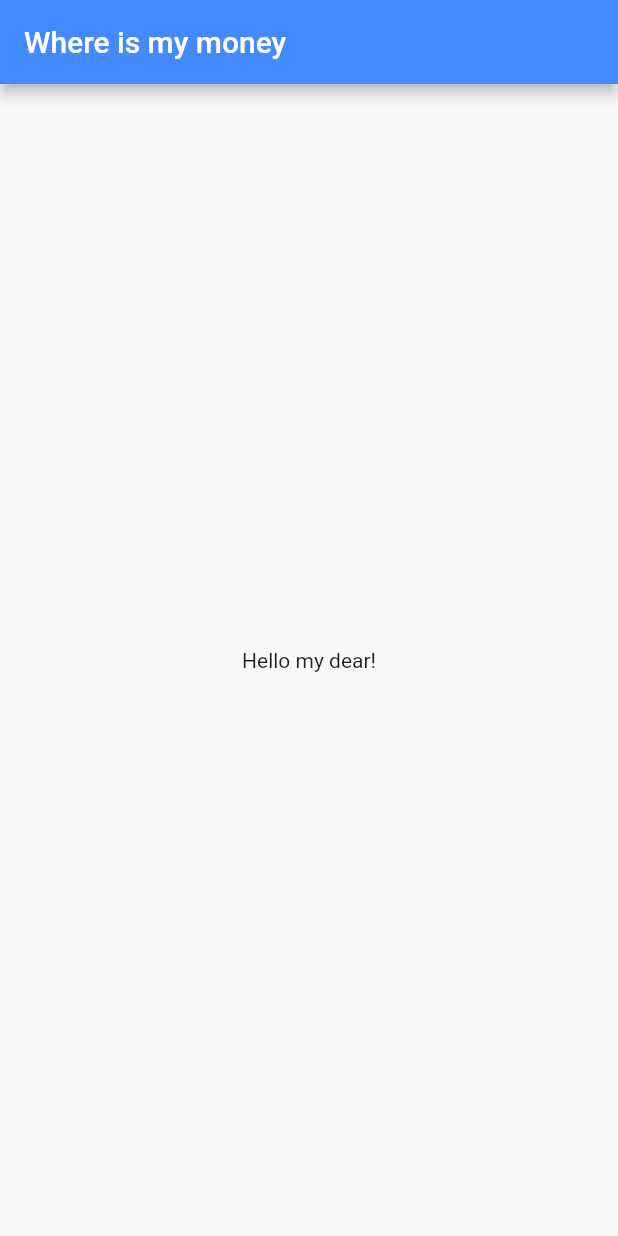
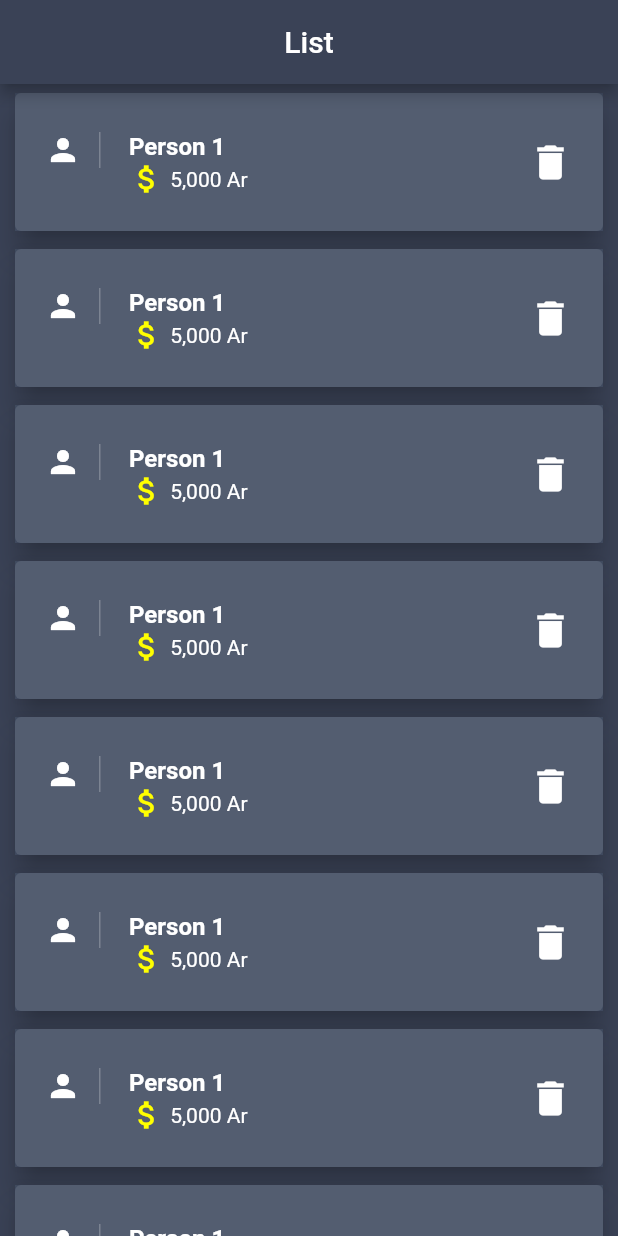
Before and after one commit to tefy-lucky/where_is_my_money, a Flutter app: the screen it shows after launch, on a phone screen of 412 x 824 dp. Run offline on Flutter 3.47's test engine with Material 2 defaults, Android fonts, the phone set to English and light mode, and no system bars; our stand-ins replace sqflite; accounts and stored records are empty.

Commit message:
still working on UI

```diff
--- a/lib/main.dart
+++ b/lib/main.dart
@@ -1,4 +1,5 @@
 import 'package:flutter/material.dart';
+import 'package:where_is_my_money/ui/listview_bros.dart';
 
 void main() => runApp(MyApp());
 
@@ -6,13 +7,14 @@ class MyApp extends StatelessWidget {
   @override
   Widget build(BuildContext context) {
     return MaterialApp(
-      theme: ThemeData(primaryColor: Colors.blueAccent),
-      home: Scaffold(
-        appBar: AppBar(title: Text("Where is my money"),),
-        body: Center(
-          child: Text("Hello my dear!"),
-        ),
-      ),
+//      theme: ThemeData(primaryColor: Colors.blueAccent),
+//      home: Scaffold(
+//        appBar: AppBar(title: Text("Where is my money"),),
+//        body: Center(
+//          child: Text("Hello my dear!"),
+//        ),
+//      ),
+      home: ListViewBros(),
     );
   }
 }
--- a/lib/ui/bro_screen.dart
+++ b/lib/ui/bro_screen.dart
@@ -22,7 +22,7 @@ class _BroScreenState extends State<BroScreen> {
     super.initState();
 
     _nameController = new TextEditingController(text: widget.bro.name);
-    _amountController = new TextEditingController(text: widget.bro.amount);
+    // _amountController = new TextEditingController(text: widget.bro.amount);
   }
 
   @override
--- /dev/null
+++ b/lib/ui/listview_bros.dart
@@ -0,0 +1,57 @@
+import 'package:flutter/material.dart';
+
+class ListViewBros extends StatelessWidget {
+  @override
+  Widget build(BuildContext context) {
+    return new MaterialApp(
+      title: 'Where is my money',
+      theme: new ThemeData(primaryColor: Color.fromRGBO(58, 66, 86, 1.0)),
+      home: Scaffold(
+        backgroundColor: Color.fromRGBO(58, 66, 86, 1.0),
+        appBar: AppBar(
+          title: Text('List'),
+          centerTitle: true,
+        ),
+        body: Container(
+          child: ListView.builder(
+            scrollDirection: Axis.vertical,
+            shrinkWrap: true,
+            itemCount: 10,
+            itemBuilder: (BuildContext context, int index) {
+              return Card(
+                elevation: 8.0,
+                margin: new EdgeInsets.symmetric(horizontal: 10.0, vertical: 6.0),
+                child: Container(
+                  decoration: BoxDecoration(color: Color.fromRGBO(64, 75, 96, .9)),
+                  child: ListTile(
+                    contentPadding: EdgeInsets.symmetric(horizontal: 20.0, vertical: 10.0),
+                    leading: Container(
+                      padding: EdgeInsets.only(right: 12.0),
+                      decoration: new BoxDecoration(
+                        border: new Border(
+                          right: new BorderSide(width: 1.0, color: Colors.white24)
+                        )
+                      ),
+                      child: Icon(Icons.person, color: Colors.white),
+                    ),
+                    title: Text(
+                      "Person 1",
+                      style: TextStyle(color: Colors.white, fontWeight: FontWeight.bold),
+                    ),
+                    subtitle: Row(
+                      children: <Widget>[
+                        Icon(Icons.attach_money, color: Colors.yellowAccent),
+                        Text(" 5,000 Ar", style: TextStyle(color: Colors.white)),
+                      ],
+                    ),
+                    trailing: Icon(Icons.delete, color: Colors.white, size: 30.0),
+                  ),
+                ),
+              );
+            },
+          ),
+        ),
+      ),
+    );
+  }
+}
```
Also changed, not shown: pubspec.yaml (+6 -6 lines), fonts/Raleway-Regular.ttf (added), fonts/Raleway-Thin.ttf (added).
